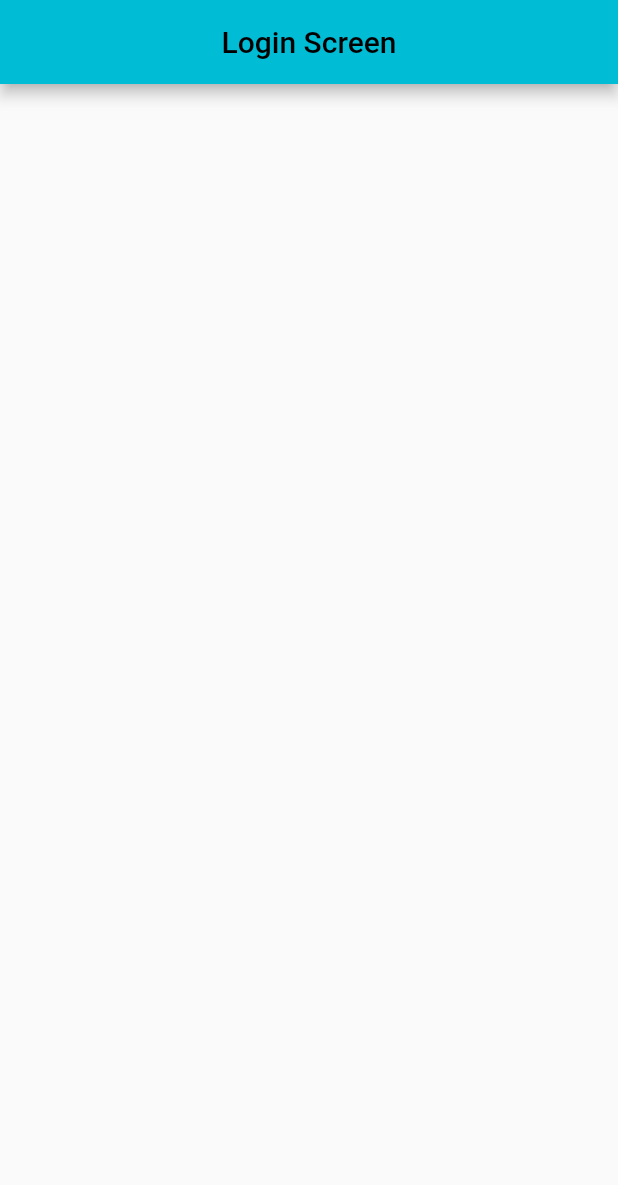
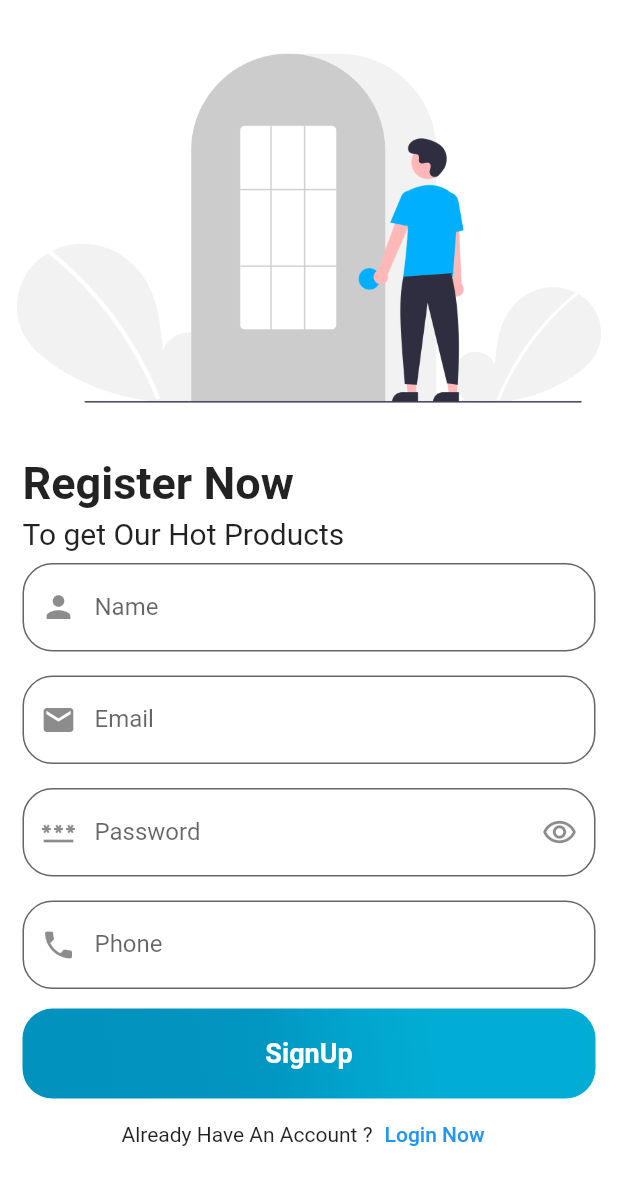
Before and after one commit to Salah3mer/TechStore, a Flutter app: the screen it shows after launch, on a phone screen of 412 x 824 dp. Shown: the top 1185 px of the screen. Run offline on Flutter 3.47's test engine with Material 2 defaults, Android fonts, the phone set to English and light mode, and no system bars; our stand-ins replace bloc, firebase_auth, firebase_core, flutter_bloc, fluttertoast, hexcolor; accounts and stored records are empty.

Commit message:
register

```diff
--- a/lib/main.dart
+++ b/lib/main.dart
@@ -1,31 +1,50 @@
+import 'package:firebase_core/firebase_core.dart';
 import 'package:flutter/material.dart';
 import 'package:flutter/services.dart';
+import 'package:flutter_bloc/flutter_bloc.dart';
+import 'package:tech/screens/register_screen/cubit/register_cubit.dart';
+import 'package:tech/screens/register_screen/cubit/register_states.dart';
+import 'package:tech/screens/register_screen/register_screen.dart';
 import 'package:tech/screens/splash_screen/splash_screen.dart';
+import 'package:tech/shared/bloc_observer/bloc_observer.dart';
 
-void main() {
+void main() async {
+  WidgetsFlutterBinding.ensureInitialized();
+  await Firebase.initializeApp();
+  BlocOverrides.runZoned(
+        () {
+      // Use cubits...
+    },
+    blocObserver: MyBlocObserver(),
+  );
+
   SystemChrome.setSystemUIOverlayStyle(
       const SystemUiOverlayStyle(
-        statusBarColor: Colors.cyan,
+        statusBarColor: Colors.transparent,
         statusBarBrightness: Brightness.dark,
-        systemNavigationBarColor:Colors.cyan,
+        systemNavigationBarColor:Colors.white,
         systemNavigationBarContrastEnforced: true,
+        systemNavigationBarIconBrightness: Brightness.dark,
         statusBarIconBrightness: Brightness.dark,
       ));
-
   runApp( MyApp());
 }
 
 class MyApp extends StatelessWidget {
 
-
   @override
   Widget build(BuildContext context) {
+
           return MaterialApp(
             debugShowCheckedModeBanner: false,
             theme: ThemeData(
-        primarySwatch: Colors.cyan,
+              primarySwatch: Colors.blue,
             ),
-      home: SplashScreen(),
+            home: RegisterScreen(),
           );
         }
+
+
+
+
 }
--- /dev/null
+++ b/lib/screens/register_screen/cubit/register_cubit.dart
@@ -0,0 +1,36 @@
+import 'package:firebase_auth/firebase_auth.dart';
+import 'package:flutter/material.dart';
+import 'package:flutter_bloc/flutter_bloc.dart';
+import 'package:tech/screens/register_screen/cubit/register_states.dart';
+
+class RegsiterCubit extends Cubit<RegisterStates>{
+
+  RegsiterCubit ():super(RegisterInitState());
+  static  RegsiterCubit get(context)=>BlocProvider.of(context);
+
+  bool isPassword =true;
+  IconData  suffix=Icons.remove_red_eye_outlined;
+
+  void changeEye(){
+    isPassword =!isPassword;
+    suffix = isPassword ? Icons.remove_red_eye_outlined:Icons.visibility_off_outlined ;
+    emit(ChangeEyeState());
+
+  }
+
+  void userInfo(@required name,
+      @required email,
+      @required pass,
+      @required phone,
+      )
+  {
+    emit(RegisterLoadingState());
+    FirebaseAuth.instance.createUserWithEmailAndPassword(email: email, password: pass).then((value) {
+    emit(RegisterSuccessState());
+    }).catchError((error){
+      email(RegisterErrorState(error.toString()));
+      print(error);
+    });
+  }
+
+}
--- /dev/null
+++ b/lib/screens/register_screen/cubit/register_states.dart
@@ -0,0 +1,10 @@
+abstract class RegisterStates{}
+class RegisterInitState extends RegisterStates{}
+class RegisterLoadingState extends RegisterStates{}
+class RegisterSuccessState extends RegisterStates{}
+class RegisterErrorState extends RegisterStates{
+  final String error;
+
+  RegisterErrorState(this.error);
+}
+class ChangeEyeState extends RegisterStates{}
--- /dev/null
+++ b/lib/screens/register_screen/register_screen.dart
@@ -0,0 +1,166 @@
+import 'package:flutter/material.dart';
+import 'package:flutter_bloc/flutter_bloc.dart';
+import 'package:tech/screens/register_screen/cubit/register_cubit.dart';
+import 'package:tech/screens/register_screen/cubit/register_states.dart';
+import 'package:tech/shared/components/components.dart';
+
+class RegisterScreen extends StatelessWidget {
+  var formKey = GlobalKey<FormState>();
+  var name = TextEditingController();
+  var email = TextEditingController();
+  var pass = TextEditingController();
+  var phone = TextEditingController();
+
+  @override
+  Widget build(BuildContext context) {
+    return BlocProvider(
+      create: (context) => RegsiterCubit(),
+      child: BlocConsumer<RegsiterCubit, RegisterStates>(
+        listener: (context, state) {
+          if (state is RegisterSuccessState) {
+            toast(text: 'SignUp Sucess', state: FlutterToastState.success);
+          } else if (state is RegisterErrorState) {
+            toast(text: state.error, state: FlutterToastState.error);
+          }
+        },
+        builder: (context, state) {
+          var c = RegsiterCubit.get(context);
+          return Scaffold(
+            backgroundColor: Colors.white,
+            body: SafeArea(
+              child: Form(
+                key: formKey,
+                child: Column(
+                  crossAxisAlignment: CrossAxisAlignment.start,
+                  children: [
+                    Expanded(
+                      flex: 2,
+                      child: Container(
+                        alignment: AlignmentDirectional.bottomStart,
+                        decoration: const BoxDecoration(
+                          image: DecorationImage(
+                            image: AssetImage('assets/images/register.png'),
+                            fit: BoxFit.cover,
+                          ),
+                        ),
+                      ),
+                    ),
+                    Padding(
+                        padding: const EdgeInsets.symmetric(horizontal: 15.0),
+                        child: Column(
+                          crossAxisAlignment: CrossAxisAlignment.start,
+                          children: const [
+                            Text('Register Now ',
+                                style: TextStyle(
+                                    fontSize: 30, fontWeight: FontWeight.bold)),
+                            SizedBox(
+                              height: 5,
+                            ),
+                            Text('To get Our Hot Products',
+                                style: TextStyle(fontSize: 20)),
+                          ],
+                        )),
+                    Expanded(
+                        flex: 3,
+                        child: Container(
+                          decoration: const BoxDecoration(
+                            borderRadius: BorderRadius.only(
+                              topLeft: Radius.circular(30),
+                              topRight: Radius.circular(30),
+                            ),
+                          ),
+                          child: SingleChildScrollView(
+                            physics: const BouncingScrollPhysics(),
+                            child: Column(
+                              crossAxisAlignment: CrossAxisAlignment.start,
+                              children: [
+                                myFormField(
+                                    controller: name,
+                                    label: 'Name',
+                                    type: TextInputType.name,
+                                    prefix: Icons.person,
+                                    validate: (String val) {
+                                      if (val.isEmpty) {
+                                        return 'Name can\'t  be Empty';
+                                      }
+                                    }),
+                                myFormField(
+                                    controller: email,
+                                    label: 'Email',
+                                    type: TextInputType.emailAddress,
+                                    prefix: Icons.email,
+                                    validate: (String val) {
+                                      if (val.isEmpty) {
+                                        return 'Email can\'t  be Empty';
+                                      }
+                                    }),
+                                myFormField(
+                                    controller: pass,
+                                    label: 'Password',
+                                    onChange: (val) {
+                                      print(val.toString());
+                                    },
+                                    type: TextInputType.visiblePassword,
+                                    prefix: Icons.password,
+                                    isPassword: c.isPassword,
+                                    suffix: c.suffix,
+                                    suffixOnPressed: () {
+                                      c.changeEye();
+                                    },
+                                    validate: (String val) {
+                                      if (val.length < 6) {
+                                        return 'can\'t be less than 6';
+                                      }
+                                    }),
+                                myFormField(
+                                    controller: phone,
+                                    label: 'Phone',
+                                    type: TextInputType.phone,
+                                    prefix: Icons.phone,
+                                    validate: (String val) {
+                                      if (val.length < 11) {
+                                        return 'phone can\'t be less than 11';
+                                      }
+                                    }),
+                                const SizedBox(
+                                  height: 5,
+                                ),
+                                defaultButton(
+                                    text: 'SignUp',
+                                    function: () {
+                                      if (formKey.currentState.validate()) {
+                                        c.userInfo(name.text, email.text,
+                                            pass.text, phone.text);
+                                        if (state is RegisterSuccessState) {
+                                          name.text = '';
+                                          email.text = '';
+                                          pass.text = '';
+                                          phone.text = '';
+                                        }
+                                      }
+                                    }),
+                                Row(
+                                  mainAxisAlignment: MainAxisAlignment.center,
+                                  children: [
+                                    const Text('Already Have An Account ?'),
+                                    TextButton(
+                                        onPressed: () {},
+                                        child: const Text('Login Now',
+                                            style:
+                                                TextStyle(color: Colors.blue)))
+                                  ],
+                                ),
+                              ],
+                            ),
+                          ),
+                        )),
+                  ],
+                ),
+              ),
+            ),
+          );
+        },
+      ),
+    );
+  }
+}
--- a/lib/screens/splash_screen/splash_screen.dart
+++ b/lib/screens/splash_screen/splash_screen.dart
@@ -1,8 +1,8 @@
 import 'dart:async';
 
 import 'package:flutter/material.dart';
-import 'package:tech/componets/components.dart';
 import 'package:tech/screens/login_screen/login_screen.dart';
+import 'package:tech/shared/components/components.dart';
 
 
 class SplashScreen extends StatefulWidget {
--- /dev/null
+++ b/lib/shared/components/components.dart
@@ -0,0 +1,138 @@
+import 'package:flutter/material.dart';
+import 'package:fluttertoast/fluttertoast.dart';
+import 'package:hexcolor/hexcolor.dart';
+
+void navegatTo(context, widget) =>
+    Navigator.push(context, MaterialPageRoute(builder: (context) => widget));
+
+void navegatToAndFinsh(context, widget) => Navigator.pushAndRemoveUntil(
+        context, MaterialPageRoute(builder: (context) => widget), (route) {
+      return false;
+    });
+
+void navegatBack(context, widget) =>
+    Navigator.pop(context, MaterialPageRoute(builder: (context) => widget));
+
+Widget myFormField(
+        {@required TextEditingController controller,
+        String label,
+        String hint,
+        Function validate,
+        Function onTap,
+        Function onChange,
+        Function onSubmit,
+        Function suffixOnPressed,
+        TextInputType type,
+        IconData prefix,
+        IconData suffix,
+        TextStyle style,
+        bool readonly = false,
+        bool isPassword = false, }) =>
+    Padding(
+      padding: const EdgeInsets.symmetric(horizontal: 15, vertical: 8),
+      child: TextFormField(
+        readOnly: readonly,
+        controller: controller,
+        validator: validate,
+        onTap: onTap,
+        keyboardType: type,
+        obscureText: isPassword,
+        onFieldSubmitted: onSubmit,
+        onChanged: onChange,
+        style: style,
+        decoration: InputDecoration(
+          hintStyle: const TextStyle(fontWeight: FontWeight.normal),
+          fillColor: Colors.white,
+          filled: true,
+          labelText: label,
+          hintText: hint,
+          prefixIcon: Icon(
+            prefix,
+          ),
+          suffixIcon: suffix != null
+              ? IconButton(
+            onPressed: suffixOnPressed,
+            icon: Icon(suffix),
+          )
+              : null,
+          border: OutlineInputBorder(
+            borderRadius: BorderRadius.circular(20),
+            borderSide: BorderSide(
+              color: HexColor('#4ee4fb'),
+            ),
+          ),
+          focusedBorder: OutlineInputBorder(
+            borderRadius: BorderRadius.circular(20),
+            borderSide: BorderSide(
+              color: HexColor('#008db8'),
+            ),
+          ),
+
+        ),
+      ),
+    );
+
+Widget defaultButton({String text,Function function}) => Padding(
+      padding: const EdgeInsets.symmetric(horizontal: 15.0),
+      child: Container(
+        width: double.infinity,
+        height: 60,
+        decoration: BoxDecoration(
+          borderRadius: BorderRadius.circular(20),
+          gradient: LinearGradient(
+              begin: Alignment.topRight,
+              end: Alignment.bottomLeft,
+              colors: [
+                HexColor('01add4'),
+                HexColor('01add4'),
+                HexColor('01add4'),
+                HexColor('01a4cd'),
+                HexColor('0197c2'),
+                HexColor('0194bf'),
+                HexColor('0193be'),
+                HexColor('0193be'),
+              ]),
+        ),
+        child: MaterialButton(
+          onPressed:function,
+          child: Text(
+            text,
+            style: const TextStyle(
+              color: Colors.white,
+              fontWeight: FontWeight.bold,
+              fontSize: 18,
+            ),
+          ),
+          minWidth: double.infinity,
+        ),
+      ),
+    );
+void toast({
+  @required String text,
+  @required FlutterToastState state,
+}) =>
+    Fluttertoast.showToast(
+        msg: text,
+        toastLength: Toast.LENGTH_LONG,
+        gravity: ToastGravity.BOTTOM,
+        timeInSecForIosWeb: 5,
+        backgroundColor: choseColor(state),
+        textColor: Colors.white,
+        fontSize: 16.0);
+enum FlutterToastState { success, warning, error }
+
+Color choseColor(  FlutterToastState state) {
+  Color color;
+  switch (state) {
+    case FlutterToastState.success:
+      color = Colors.green;
+      break;
+    case FlutterToastState.warning:
+      color =Colors.amber;
+      break;
+    case FlutterToastState.error:
+      color=Colors.red;
+      break;
+  }
+  return color;
+}
```
Also changed, not shown: lib/componets/components.dart (deleted, +0 -11 lines), lib/shared/bloc_observer/bloc_observer.dart (added, +27 -0 lines), pubspec.yaml (+12 -3 lines), assets/images/logo.png (added), assets/images/register.png (added), assets/images/signup.png (added), pubspec.lock, 1 other file. Lines whose indentation alone changed are shown as unchanged.
